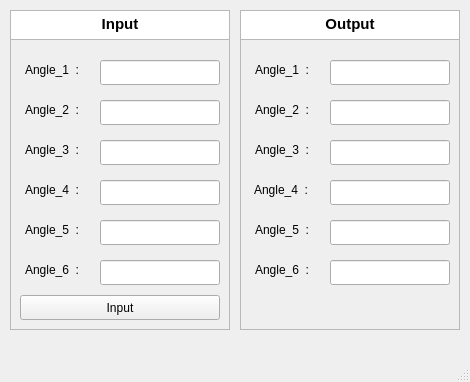
This is EE3100704/examples/src/robot_UI/robot_ui/mainwindow.ui in EuiChanHeo/robotics as Qt 5 draws it before an edit. The edited form follows.
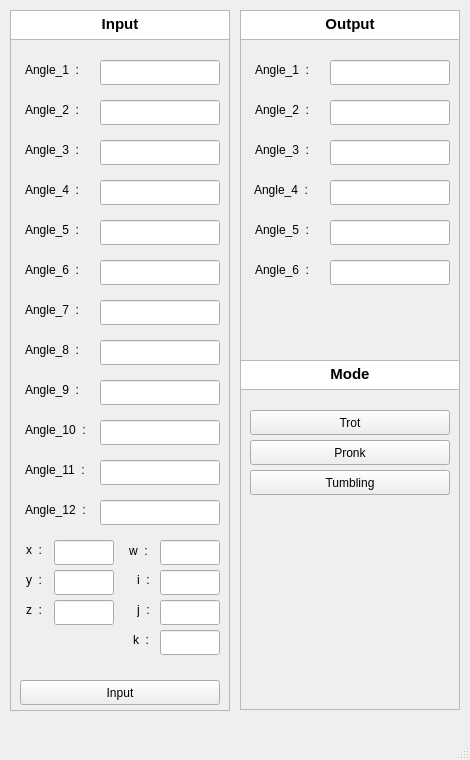
This is the edited form.

What changed in the file:
```diff
--- a/EE3100704/examples/src/robot_UI/robot_ui/mainwindow.ui
+++ b/EE3100704/examples/src/robot_UI/robot_ui/mainwindow.ui
@@ -7,7 +7,7 @@
     <x>0</x>
     <y>0</y>
     <width>470</width>
-    <height>382</height>
+    <height>760</height>
    </rect>
   </property>
   <property name="windowTitle">
@@ -20,7 +20,7 @@
       <x>10</x>
       <y>10</y>
       <width>220</width>
-      <height>320</height>
+      <height>701</height>
      </rect>
     </property>
     <property name="frameShape">
@@ -188,7 +188,7 @@
      <property name="geometry">
       <rect>
        <x>10</x>
-       <y>285</y>
+       <y>670</y>
        <width>200</width>
        <height>25</height>
       </rect>
@@ -197,6 +197,305 @@
       <string>Input</string>
      </property>
     </widget>
+    <widget class="QLineEdit" name="x_value">
+     <property name="geometry">
+      <rect>
+       <x>44</x>
+       <y>530</y>
+       <width>60</width>
+       <height>25</height>
+      </rect>
+     </property>
+    </widget>
+    <widget class="QLineEdit" name="angle_11">
+     <property name="geometry">
+      <rect>
+       <x>90</x>
+       <y>450</y>
+       <width>120</width>
+       <height>25</height>
+      </rect>
+     </property>
+    </widget>
+    <widget class="QLineEdit" name="angle_10">
+     <property name="geometry">
+      <rect>
+       <x>90</x>
+       <y>410</y>
+       <width>120</width>
+       <height>25</height>
+      </rect>
+     </property>
+    </widget>
+    <widget class="QLineEdit" name="angle_8">
+     <property name="geometry">
+      <rect>
+       <x>90</x>
+       <y>330</y>
+       <width>120</width>
+       <height>25</height>
+      </rect>
+     </property>
+    </widget>
+    <widget class="QLineEdit" name="angle_9">
+     <property name="geometry">
+      <rect>
+       <x>90</x>
+       <y>370</y>
+       <width>120</width>
+       <height>25</height>
+      </rect>
+     </property>
+    </widget>
+    <widget class="QLineEdit" name="angle_12">
+     <property name="geometry">
+      <rect>
+       <x>90</x>
+       <y>490</y>
+       <width>120</width>
+       <height>25</height>
+      </rect>
+     </property>
+    </widget>
+    <widget class="QLineEdit" name="angle_7">
+     <property name="geometry">
+      <rect>
+       <x>90</x>
+       <y>290</y>
+       <width>120</width>
+       <height>25</height>
+      </rect>
+     </property>
+    </widget>
+    <widget class="QLabel" name="label_13">
+     <property name="geometry">
+      <rect>
+       <x>15</x>
+       <y>290</y>
+       <width>70</width>
+       <height>20</height>
+      </rect>
+     </property>
+     <property name="text">
+      <string>Angle_7  : </string>
+     </property>
+    </widget>
+    <widget class="QLabel" name="label_14">
+     <property name="geometry">
+      <rect>
+       <x>15</x>
+       <y>330</y>
+       <width>70</width>
+       <height>20</height>
+      </rect>
+     </property>
+     <property name="text">
+      <string>Angle_8  : </string>
+     </property>
+    </widget>
+    <widget class="QLabel" name="label_15">
+     <property name="geometry">
+      <rect>
+       <x>15</x>
+       <y>370</y>
+       <width>70</width>
+       <height>20</height>
+      </rect>
+     </property>
+     <property name="text">
+      <string>Angle_9  : </string>
+     </property>
+    </widget>
+    <widget class="QLabel" name="label_16">
+     <property name="geometry">
+      <rect>
+       <x>15</x>
+       <y>410</y>
+       <width>70</width>
+       <height>20</height>
+      </rect>
+     </property>
+     <property name="text">
+      <string>Angle_10  : </string>
+     </property>
+    </widget>
+    <widget class="QLabel" name="label_17">
+     <property name="geometry">
+      <rect>
+       <x>15</x>
+       <y>450</y>
+       <width>70</width>
+       <height>20</height>
+      </rect>
+     </property>
+     <property name="text">
+      <string>Angle_11  : </string>
+     </property>
+    </widget>
+    <widget class="QLabel" name="label_18">
+     <property name="geometry">
+      <rect>
+       <x>15</x>
+       <y>490</y>
+       <width>70</width>
+       <height>20</height>
+      </rect>
+     </property>
+     <property name="text">
+      <string>Angle_12  : </string>
+     </property>
+    </widget>
+    <widget class="QLabel" name="label_19">
+     <property name="geometry">
+      <rect>
+       <x>16</x>
+       <y>530</y>
+       <width>31</width>
+       <height>20</height>
+      </rect>
+     </property>
+     <property name="text">
+      <string>x  : </string>
+     </property>
+    </widget>
+    <widget class="QLineEdit" name="y_value">
+     <property name="geometry">
+      <rect>
+       <x>44</x>
+       <y>560</y>
+       <width>60</width>
+       <height>25</height>
+      </rect>
+     </property>
+    </widget>
+    <widget class="QLineEdit" name="z_value">
+     <property name="geometry">
+      <rect>
+       <x>44</x>
+       <y>590</y>
+       <width>60</width>
+       <height>25</height>
+      </rect>
+     </property>
+    </widget>
+    <widget class="QLineEdit" name="w_value">
+     <property name="geometry">
+      <rect>
+       <x>150</x>
+       <y>530</y>
+       <width>60</width>
+       <height>25</height>
+      </rect>
+     </property>
+    </widget>
+    <widget class="QLineEdit" name="i_value">
+     <property name="geometry">
+      <rect>
+       <x>150</x>
+       <y>560</y>
+       <width>60</width>
+       <height>25</height>
+      </rect>
+     </property>
+    </widget>
+    <widget class="QLineEdit" name="j_value">
+     <property name="geometry">
+      <rect>
+       <x>150</x>
+       <y>590</y>
+       <width>60</width>
+       <height>25</height>
+      </rect>
+     </property>
+    </widget>
+    <widget class="QLineEdit" name="k_value">
+     <property name="geometry">
+      <rect>
+       <x>150</x>
+       <y>620</y>
+       <width>60</width>
+       <height>25</height>
+      </rect>
+     </property>
+    </widget>
+    <widget class="QLabel" name="label_20">
+     <property name="geometry">
+      <rect>
+       <x>16</x>
+       <y>560</y>
+       <width>31</width>
+       <height>20</height>
+      </rect>
+     </property>
+     <property name="text">
+      <string>y  : </string>
+     </property>
+    </widget>
+    <widget class="QLabel" name="label_21">
+     <property name="geometry">
+      <rect>
+       <x>16</x>
+       <y>590</y>
+       <width>31</width>
+       <height>20</height>
+      </rect>
+     </property>
+     <property name="text">
+      <string>z  : </string>
+     </property>
+    </widget>
+    <widget class="QLabel" name="label_22">
+     <property name="geometry">
+      <rect>
+       <x>119</x>
+       <y>530</y>
+       <width>30</width>
+       <height>21</height>
+      </rect>
+     </property>
+     <property name="text">
+      <string>w  : </string>
+     </property>
+    </widget>
+    <widget class="QLabel" name="label_23">
+     <property name="geometry">
+      <rect>
+       <x>127</x>
+       <y>560</y>
+       <width>20</width>
+       <height>20</height>
+      </rect>
+     </property>
+     <property name="text">
+      <string>i  : </string>
+     </property>
+    </widget>
+    <widget class="QLabel" name="label_24">
+     <property name="geometry">
+      <rect>
+       <x>127</x>
+       <y>590</y>
+       <width>31</width>
+       <height>20</height>
+      </rect>
+     </property>
+     <property name="text">
+      <string>j  : </string>
+     </property>
+    </widget>
+    <widget class="QLabel" name="label_25">
+     <property name="geometry">
+      <rect>
+       <x>123</x>
+       <y>620</y>
+       <width>31</width>
+       <height>20</height>
+      </rect>
+     </property>
+     <property name="text">
+      <string>k  : </string>
+     </property>
+    </widget>
    </widget>
    <widget class="QFrame" name="frame_2">
     <property name="geometry">
@@ -204,7 +503,7 @@
       <x>240</x>
       <y>10</y>
       <width>220</width>
-      <height>320</height>
+      <height>700</height>
      </rect>
     </property>
     <property name="frameShape">
@@ -368,6 +667,78 @@
 &lt;p align=&quot;center&quot; style=&quot; margin-top:0px; margin-bottom:0px; margin-left:0px; margin-right:0px; -qt-block-indent:0; text-indent:0px;&quot;&gt;&lt;span style=&quot; font-weight:600;&quot;&gt;Output&lt;/span&gt;&lt;/p&gt;&lt;/body&gt;&lt;/html&gt;</string>
      </property>
     </widget>
+    <widget class="QFrame" name="frame_3">
+     <property name="geometry">
+      <rect>
+       <x>0</x>
+       <y>350</y>
+       <width>220</width>
+       <height>410</height>
+      </rect>
+     </property>
+     <property name="frameShape">
+      <enum>QFrame::StyledPanel</enum>
+     </property>
+     <property name="frameShadow">
+      <enum>QFrame::Raised</enum>
+     </property>
+     <widget class="QTextEdit" name="textEdit_3">
+      <property name="geometry">
+       <rect>
+        <x>0</x>
+        <y>0</y>
+        <width>220</width>
+        <height>30</height>
+       </rect>
+      </property>
+      <property name="html">
+       <string>&lt;!DOCTYPE HTML PUBLIC &quot;-//W3C//DTD HTML 4.0//EN&quot; &quot;http://www.w3.org/TR/REC-html40/strict.dtd&quot;&gt;
+&lt;html&gt;&lt;head&gt;&lt;meta name=&quot;qrichtext&quot; content=&quot;1&quot; /&gt;&lt;style type=&quot;text/css&quot;&gt;
+p, li { white-space: pre-wrap; }
+&lt;/style&gt;&lt;/head&gt;&lt;body style=&quot; font-family:'Ubuntu'; font-size:11pt; font-weight:400; font-style:normal;&quot;&gt;
+&lt;p align=&quot;center&quot; style=&quot; margin-top:0px; margin-bottom:0px; margin-left:0px; margin-right:0px; -qt-block-indent:0; text-indent:0px;&quot;&gt;&lt;span style=&quot; font-weight:600;&quot;&gt;Mode&lt;/span&gt;&lt;/p&gt;&lt;/body&gt;&lt;/html&gt;</string>
+      </property>
+     </widget>
+     <widget class="QPushButton" name="trot_button">
+      <property name="geometry">
+       <rect>
+        <x>10</x>
+        <y>50</y>
+        <width>200</width>
+        <height>25</height>
+       </rect>
+      </property>
+      <property name="text">
+       <string>Trot</string>
+      </property>
+     </widget>
+     <widget class="QPushButton" name="pronk_button">
+      <property name="geometry">
+       <rect>
+        <x>10</x>
+        <y>80</y>
+        <width>200</width>
+        <height>25</height>
+       </rect>
+      </property>
+      <property name="text">
+       <string>Pronk</string>
+      </property>
+     </widget>
+     <widget class="QPushButton" name="tumbling_button">
+      <property name="geometry">
+       <rect>
+        <x>10</x>
+        <y>110</y>
+        <width>200</width>
+        <height>25</height>
+       </rect>
+      </property>
+      <property name="text">
+       <string>Tumbling</string>
+      </property>
+     </widget>
+    </widget>
    </widget>
   </widget>
   <widget class="QMenuBar" name="menubar">
```
